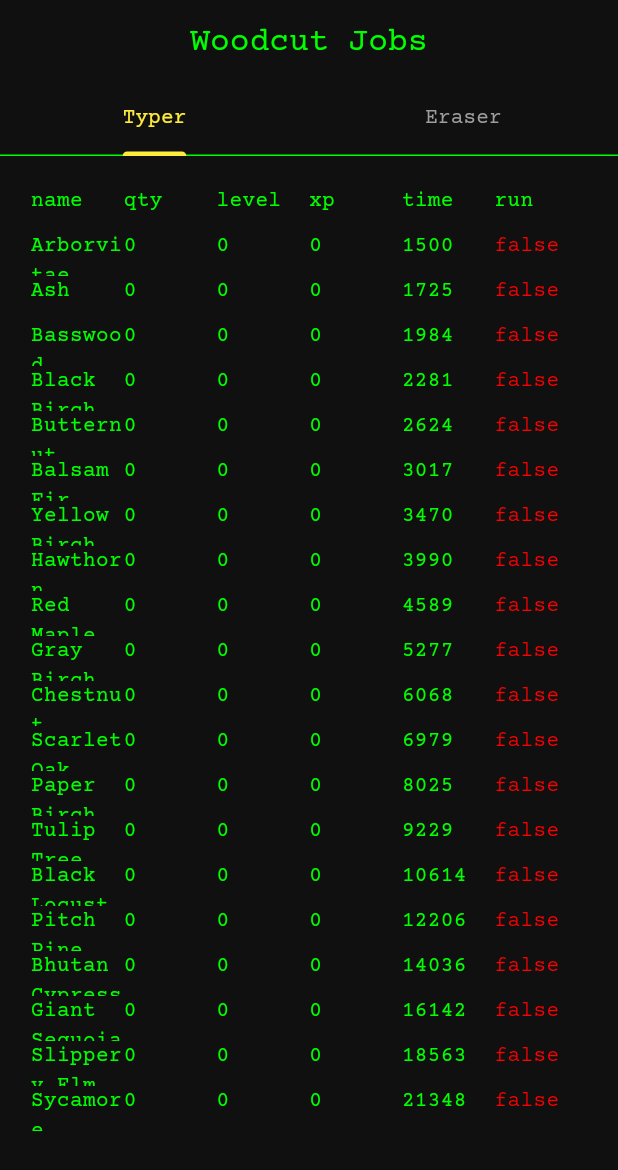
After one commit to daaug/ComputerIdle, a Flutter app: the WoodcutPage screen opened directly, on a phone screen of 412 x 824 dp. The commit adds this screen. Shown: the top 1170 px of the screen. Run offline on Flutter 3.47's test engine with Material 3 defaults, Android fonts, the phone set to English and light mode, and no system bars; statements that could not run were skipped.

Commit message:
Upd data to new project purpose

```diff
--- a/lib/data.dart
+++ b/lib/data.dart
@@ -5,45 +5,39 @@ Color globalBackground = const Color(0xFF101010);
 Color globalFontColor = const Color(0xFF00ff00);
 Color globalAccentColor = const Color(0xFF00ff00);
 
-Map working = {
-  "keyboard": "",
+Map currWorking = {
+  "woodcut": "",
 };
 
-Map typerCols = {
+Map colsWoodcut = {
   'name': 0,
   'time': 1,
   'level': 2,
   'xp': 3,
   'qty': 4,
-  'unlock': 5,
+  'unlocked': 5,
   'active': 6,
 };
 
-List typerData = [
-  ["A",2000,0,0,0,true, false],
-  ["B",4000,0,0,0,false, false],
-  ["C",6000,0,0,0,false, false],
-  ["D",8000,0,0,0,false, false],
-  ["E",10000,0,0,0,false, false],
-  ["F",12000,0,0,0,false, false],
-  ["G",14000,0,0,0,false, false],
-  ["H",16000,0,0,0,false, false],
-  ["I",18000,0,0,0,false, false],
-  ["J",20000,0,0,0,false, false],
-  ["K",22000,0,0,0,false, false],
-  ["L",24000,0,0,0,false, false],
-  ["M",26000,0,0,0,false, false],
-  ["N",28000,0,0,0,false, false],
-  ["O",30000,0,0,0,false, false],
-  ["P",32000,0,0,0,false, false],
-  ["Q",34000,0,0,0,false, false],
-  ["R",36000,0,0,0,false, false],
-  ["S",38000,0,0,0,false, false],
-  ["T",40000,0,0,0,false, false],
-  ["U",42000,0,0,0,false, false],
-  ["V",44000,0,0,0,false, false],
-  ["W",46000,0,0,0,false, false],
-  ["X",48000,0,0,0,false, false],
-  ["Y",50000,0,0,0,false, false],
-  ["Z",52000,0,0,0,false, false],
+List dataWoodcut = [
+  ["Arborvitae",1500,0,0,0,true,false],
+  ["Ash",1725,0,0,0,false,false],
+  ["Basswood",1984,0,0,0,false,false],
+  ["Black Birch",2281,0,0,0,false,false],
+  ["Butternut",2624,0,0,0,false,false],
+  ["Balsam Fir",3017,0,0,0,false,false],
+  ["Yellow Birch",3470,0,0,0,false,false],
+  ["Hawthorn",3990,0,0,0,false,false],
+  ["Red Maple",4589,0,0,0,false,false],
+  ["Gray Birch",5277,0,0,0,false,false],
+  ["Chestnut",6068,0,0,0,false,false],
+  ["Scarlet Oak",6979,0,0,0,false,false],
+  ["Paper Birch",8025,0,0,0,false,false],
+  ["Tulip Tree",9229,0,0,0,false,false],
+  ["Black Locust",10614,0,0,0,false,false],
+  ["Pitch Pine",12206,0,0,0,false,false],
+  ["Bhutan Cypress",14036,0,0,0,false,false],
+  ["Giant Sequoia",16142,0,0,0,false,false],
+  ["Slippery Elm",18563,0,0,0,false,false],
+  ["Sycamore",21348,0,0,0,false,false],
 ];
--- /dev/null
+++ b/lib/woodcut.dart
@@ -0,0 +1,157 @@
+import 'dart:async';
+
+import 'package:medievidle/data.dart';
+import 'package:flutter/material.dart';
+
+
+class WoodcutPage extends StatelessWidget {
+  const WoodcutPage({super.key,});
+
+  @override
+  Widget build(BuildContext context) {
+    return DefaultTabController(
+      length: 2,
+      child: Scaffold(
+        backgroundColor: globalBackground,
+        appBar: AppBar(
+          title: const Text('Woodcut Jobs'),
+          backgroundColor: globalBackground,
+          foregroundColor: globalFontColor,
+          centerTitle: true,
+          bottom: TabBar(
+            labelColor: Colors.yellow,
+            indicatorColor: Colors.yellow,
+            unselectedLabelColor: Colors.grey,
+            dividerColor: globalAccentColor,
+            tabs: const [
+              Tab(text: 'Typer',),
+              Tab(text: 'Eraser',),
+            ]
+          ),
+        ),
+        body: Center(
+          child: SizedBox(
+            width: MediaQuery.of(context).size.width * 0.9,
+            child: const TabBarView(
+              children: [
+                Padding(padding: EdgeInsets.only(top: 20),
+                  child: WoodcutList(typer: true,),
+                ),
+                WoodcutList(typer: false,),
+              ],
+            )
+          )
+        ),
+      )
+    );
+  }
+}
+
+
+class WoodcutList extends StatefulWidget {
+  const WoodcutList({super.key,
+    required this.typer,
+  });
+
+  final bool typer;
+
+  @override
+  State<WoodcutList> createState() => _WoodcutListState();
+}
+
+class _WoodcutListState extends State<WoodcutList> {
+
+  int baseLevelXp = 30;
+  late Timer timer;
+  int currWorkingId = 1000;
+  double cellHeight = 30;
+
+  runTimer(int id){
+    if (timer.isActive && id == currWorkingId) {
+      timer.cancel();
+    } else {
+      currWorkingId = id;
+      timer.cancel();
+      timer = Timer.periodic(
+        Duration(milliseconds: dataWoodcut[id][colsWoodcut['time']]),
+        (_){
+          if(dataWoodcut[id][colsWoodcut['xp']] + 1 >= ((dataWoodcut[id][colsWoodcut['level']]/10)+1) * baseLevelXp){
+            dataWoodcut[id][colsWoodcut['level']] += 1;
+            dataWoodcut[id][colsWoodcut['xp']] = 0;
+          } else {
+            dataWoodcut[id][colsWoodcut['xp']] += 1;
+          }
+          dataWoodcut[id][colsWoodcut['qty']] += 1;
+          setState(() {
+            dataWoodcut[id];
+          });
+          print('NAME: ${dataWoodcut[id][0]}\tQty: ${dataWoodcut[id][4]}\tXP: ${dataWoodcut[id][3]}\tLEVEL: ${dataWoodcut[id][2]} ');
+        }
+      );
+    }
+
+  } // runTimer()
+
+  myText(String text){
+    return SizedBox(
+      height: cellHeight,
+      child: Text(text,
+        style: TextStyle(color: globalFontColor),
+      )
+    );
+  }
+
+  @override
+  void dispose() {
+    super.dispose();
+    timer.cancel();
+  }
+
+  @override
+  void initState() {
+    super.initState();
+
+    timer = Timer(const Duration(milliseconds: 1000), () {});
+
+  } // initState()
+
+  @override
+  Widget build(BuildContext context) {
+    return SingleChildScrollView(
+      child: Column(
+        children: [
+          Table(
+            children: [
+              TableRow(
+                children: [
+                  myText('name'),
+                  myText('qty'),
+                  myText('level'),
+                  myText('xp'),
+                  myText('time'),
+                  myText('run'),
+                ]
+              ),
+              for(var i = 0; i < dataWoodcut.length; i++)
+                TableRow(
+                  children: [
+                    myText(dataWoodcut[i][colsWoodcut['name']]),
+                    myText("${dataWoodcut[i][colsWoodcut['qty']]}"),
+                    myText("${dataWoodcut[i][colsWoodcut['level']]}"),
+                    myText("${dataWoodcut[i][colsWoodcut['xp']]}"),
+                    myText("${dataWoodcut[i][colsWoodcut['time']]}"),
+                    SizedBox(
+                      height: cellHeight,
+                      child: Text("${dataWoodcut[i][colsWoodcut['active']]}",
+                        style: TextStyle(color: dataWoodcut[i][colsWoodcut['active']] ? const Color(0xFFffff00) : const Color(0xFFff0000)),
+                      )
+                    ),
+                  ]
+                )
+            ],
+    )
+        ],
+      ),
+    );
+  }
+}
```
Also changed, not shown: lib/keyboard.dart (deleted, +0 -47 lines), lib/main.dart (+4 -4 lines), lib/typer_eraser.dart (deleted, +0 -113 lines), lib/globals.dart (deleted).
